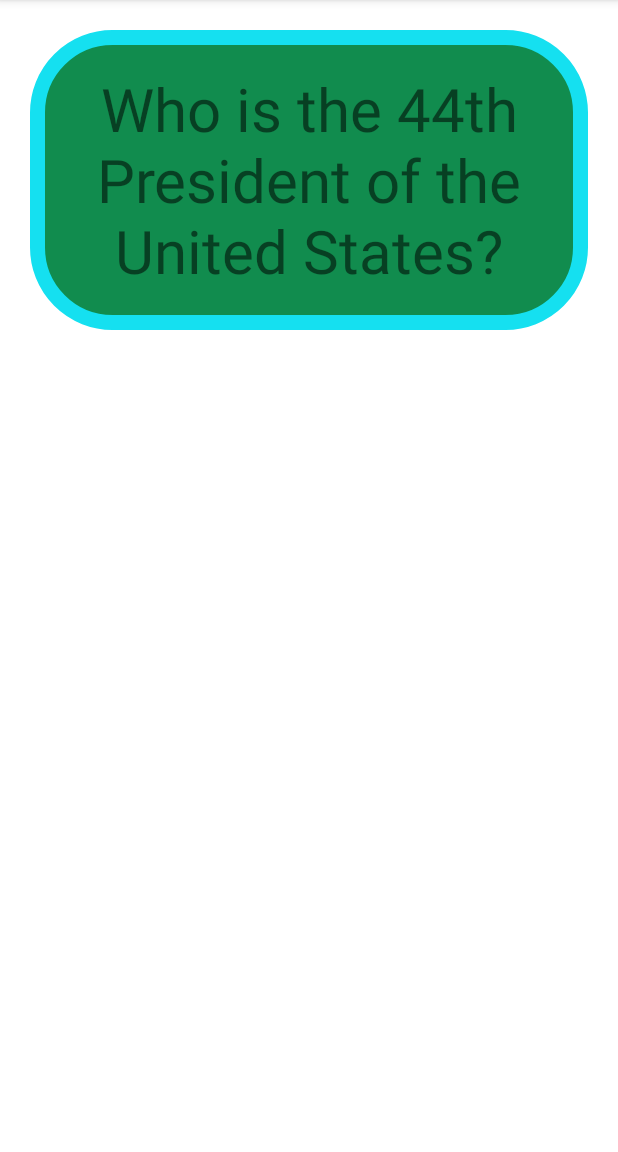
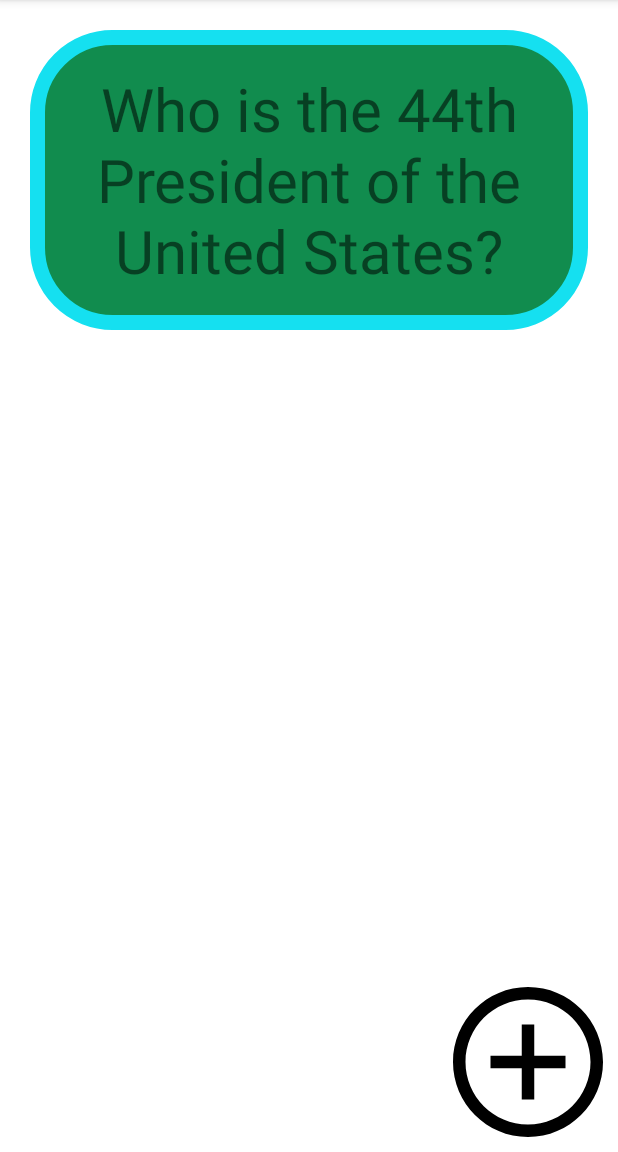
Before and after one commit to cwongsatjachock/Flashcard-App, an Android app: the screen it shows after launch (MainActivity), on a phone screen of 412 x 824 dp, the part 84-1236 px from its top. Run offline under Robolectric (Android 15) with nearby library versions, the phone set to English and light mode, and no system bars.

Commit message:
Lab 2 Commit

```diff
--- a/app/src/main/AndroidManifest.xml
+++ b/app/src/main/AndroidManifest.xml
@@ -10,6 +10,9 @@
         android:supportsRtl="true"
         android:theme="@style/Theme.VictorsFlashcardApp">
         <activity
+            android:name=".AddCardActivity"
+            android:exported="false" />
+        <activity
             android:name=".MainActivity"
             android:exported="true">
             <intent-filter>
--- a/app/src/main/java/com/example/victorsflashcardapp/MainActivity.java
+++ b/app/src/main/java/com/example/victorsflashcardapp/MainActivity.java
@@ -1,20 +1,28 @@
 package com.example.victorsflashcardapp;
 
+import androidx.annotation.Nullable;
 import androidx.appcompat.app.AppCompatActivity;
 
 import android.content.DialogInterface;
+import android.content.Intent;
 import android.os.Bundle;
 import android.view.View;
+import android.widget.ImageButton;
 import android.widget.TextView;
 
 public class MainActivity extends AppCompatActivity {
+
+    TextView fQuestion;
+    TextView fAnswer;
 
     @Override
     protected void onCreate(Bundle savedInstanceState) {
         super.onCreate(savedInstanceState);
         setContentView(R.layout.activity_main);
-        TextView fQuestion = findViewById(R.id.flashcard_question);
-        TextView fAnswer = findViewById(R.id.flashcard_answer);
+
+        fQuestion = findViewById(R.id.flashcard_question);
+        fAnswer = findViewById(R.id.flashcard_answer);
+
         fQuestion.setOnClickListener(new View.OnClickListener(){
             @Override
             public void onClick(View v) {
@@ -30,8 +38,28 @@
                 fAnswer.setVisibility(View.INVISIBLE);
             };
         });
+
+        ImageButton addButton = findViewById(R.id.add_button);
+        addButton.setOnClickListener(new View.OnClickListener(){
+            @Override
+            public void onClick(View v) {
+                Intent intent = new Intent(MainActivity.this, AddCardActivity.class);
+                startActivityForResult(intent, 100);
+            };
+        });
     }
 
-
+    @Override
+    protected void onActivityResult(int requestCode, int resultCode, @Nullable Intent data) {
+        super.onActivityResult(requestCode, resultCode, data);
+        if (requestCode == 100) {
+            if(data != null) {
+                String questionString = data.getExtras().getString("QUESTION_KEY");
+                String answerString = data.getExtras().getString("ANSWER_KEY");
+                fQuestion.setText(questionString);
+                fAnswer.setText(answerString);
+            }
+        }
+    }
 
 }
--- /dev/null
+++ b/app/src/main/res/drawable/ic_iconmonstr_download_2.xml
@@ -0,0 +1,4 @@
+<vector android:height="50dp" android:viewportHeight="24"
+    android:viewportWidth="24" android:width="50dp" xmlns:android="http://schemas.android.com/apk/res/android">
+    <path android:fillColor="#FF000000" android:pathData="M16,11h5l-9,10 -9,-10h5v-11h8v11zM17,22h-10v2h10v-2z"/>
+</vector>
--- /dev/null
+++ b/app/src/main/res/drawable/ic_iconmonstr_plus_6.xml
@@ -0,0 +1,4 @@
+<vector android:height="50dp" android:viewportHeight="24"
+    android:viewportWidth="24" android:width="50dp" xmlns:android="http://schemas.android.com/apk/res/android">
+    <path android:fillColor="#FF000000" android:pathData="M12,2c5.514,0 10,4.486 10,10s-4.486,10 -10,10 -10,-4.486 -10,-10 4.486,-10 10,-10zM12,0c-6.627,0 -12,5.373 -12,12s5.373,12 12,12 12,-5.373 12,-12 -5.373,-12 -12,-12zM18,13h-5v5h-2v-5h-5v-2h5v-5h2v5h5v2z"/>
+</vector>
--- /dev/null
+++ b/app/src/main/res/drawable/ic_iconmonstr_x_mark_7.xml
@@ -0,0 +1,4 @@
+<vector android:height="50dp" android:viewportHeight="24"
+    android:viewportWidth="24" android:width="50dp" xmlns:android="http://schemas.android.com/apk/res/android">
+    <path android:fillColor="#FF000000" android:pathData="M12,2c5.514,0 10,4.486 10,10s-4.486,10 -10,10 -10,-4.486 -10,-10 4.486,-10 10,-10zM12,0c-6.627,0 -12,5.373 -12,12s5.373,12 12,12 12,-5.373 12,-12 -5.373,-12 -12,-12zM18,16.538l-4.592,-4.548 4.546,-4.587 -1.416,-1.403 -4.545,4.589 -4.588,-4.543 -1.405,1.405 4.593,4.552 -4.547,4.592 1.405,1.405 4.555,-4.596 4.591,4.55 1.403,-1.416z"/>
+</vector>
--- a/app/src/main/res/layout/activity_main.xml
+++ b/app/src/main/res/layout/activity_main.xml
@@ -28,4 +28,15 @@
         android:textSize="40sp"
         android:visibility="invisible"/>
 
+    <ImageButton
+        android:id="@+id/add_button"
+        android:layout_width="100dp"
+        android:layout_height="100dp"
+        android:layout_alignParentRight="true"
+        android:layout_alignParentBottom="true"
+        android:layout_margin="10dp"
+        android:background="@drawable/ic_iconmonstr_plus_6" />
+
+
+
 </RelativeLayout>
```
Also changed, not shown: app/src/main/java/com/example/victorsflashcardapp/AddCardActivity.java (added, +41 -0 lines), app/src/main/res/layout/activity_add_card.xml (added, +46 -0 lines).
